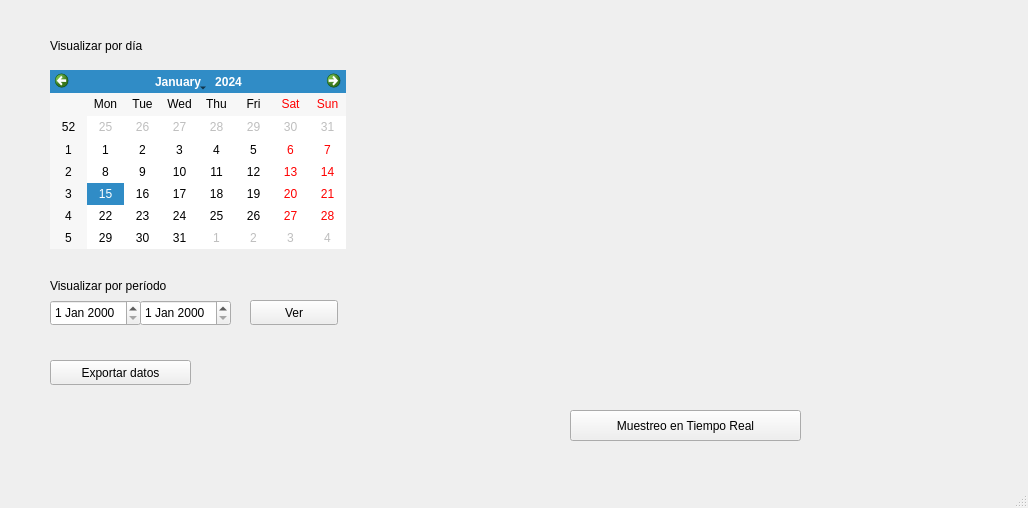
Above: PC_v01/server_test_plot_v0/mainwindow.ui from aylen27s/TPO_InformaticaII before the change. Below: the same form after it.
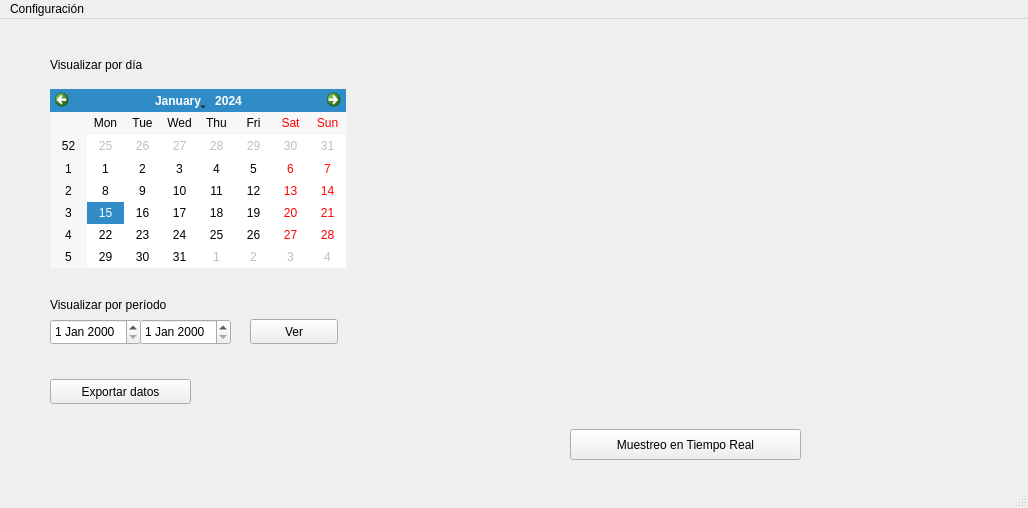
That is the form after the change. Custom widgets are drawn as their Qt base class.

```diff
--- a/PC_v01/server_test_plot_v0/mainwindow.ui
+++ b/PC_v01/server_test_plot_v0/mainwindow.ui
@@ -129,6 +129,14 @@
      <height>22</height>
     </rect>
    </property>
+   <widget class="QMenu" name="menuConfiguraci_n">
+    <property name="title">
+     <string>Configuración</string>
+    </property>
+    <addaction name="actionConexi_n"/>
+    <addaction name="actionRangos"/>
+   </widget>
+   <addaction name="menuConfiguraci_n"/>
   </widget>
   <widget class="QStatusBar" name="statusbar"/>
  </widget>
```
Left out of the diff: 10 changed lines with no effect on the pictures.
